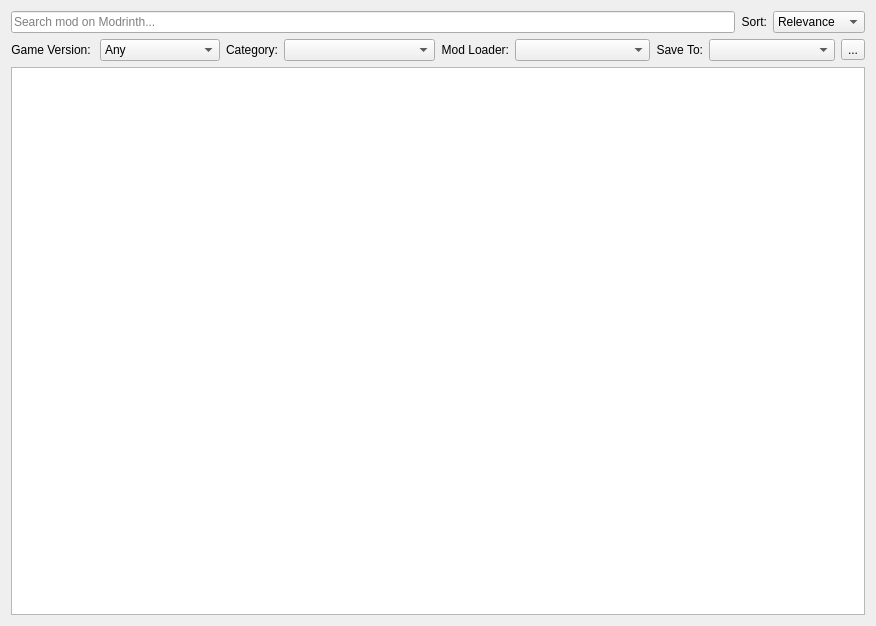
Old version of the form src/ui/modrinth/modrinthmodbrowser.ui in the repository kaniol-lck/modmanager.
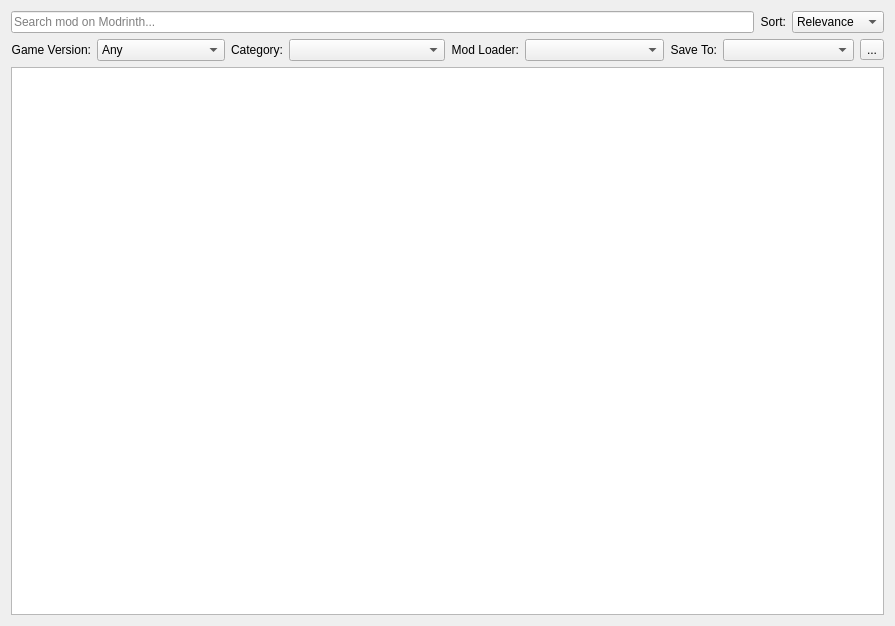
New version of the form. Icons and pictures are not drawn.

Patch:
```diff
--- a/src/ui/modrinth/modrinthmodbrowser.ui
+++ b/src/ui/modrinth/modrinthmodbrowser.ui
@@ -6,7 +6,7 @@
    <rect>
     <x>0</x>
     <y>0</y>
-    <width>876</width>
+    <width>895</width>
     <height>626</height>
    </rect>
   </property>
@@ -193,7 +193,7 @@
         </sizepolicy>
        </property>
        <property name="text">
-        <string>Game Version: </string>
+        <string>Game Version:</string>
        </property>
        <property name="alignment">
         <set>Qt::AlignRight|Qt::AlignTrailing|Qt::AlignVCenter</set>
```
